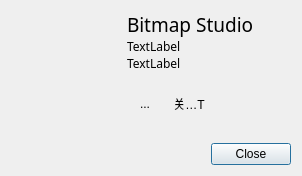
This is gui/dialogabout.ui in luckyPtr/BitmapStudio as Qt 5 draws it before an edit. The edited form follows.
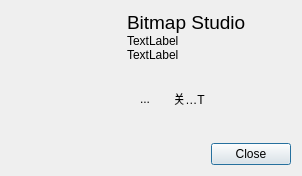
This is the edited form. Icons and pictures are not drawn. Custom widgets are drawn as their Qt base class.

```diff
--- a/gui/dialogabout.ui
+++ b/gui/dialogabout.ui
@@ -26,10 +26,7 @@
       <widget class="QLabel" name="labelProject">
        <property name="font">
         <font>
-         <family>微软雅黑</family>
          <pointsize>14</pointsize>
-         <italic>false</italic>
-         <bold>false</bold>
         </font>
        </property>
        <property name="text">
@@ -41,11 +38,6 @@
       <layout class="QGridLayout" name="gridLayout" columnstretch="0">
        <item row="2" column="0">
         <widget class="QLabel" name="labelBuildTime">
-         <property name="font">
-          <font>
-           <family>Microsoft YaHei</family>
-          </font>
-         </property>
          <property name="text">
           <string>TextLabel</string>
          </property>
@@ -53,11 +45,6 @@
        </item>
        <item row="0" column="0">
         <widget class="QLabel" name="labelVersion">
-         <property name="font">
-          <font>
-           <family>Microsoft YaHei</family>
-          </font>
-         </property>
          <property name="text">
           <string>TextLabel</string>
          </property>
```
